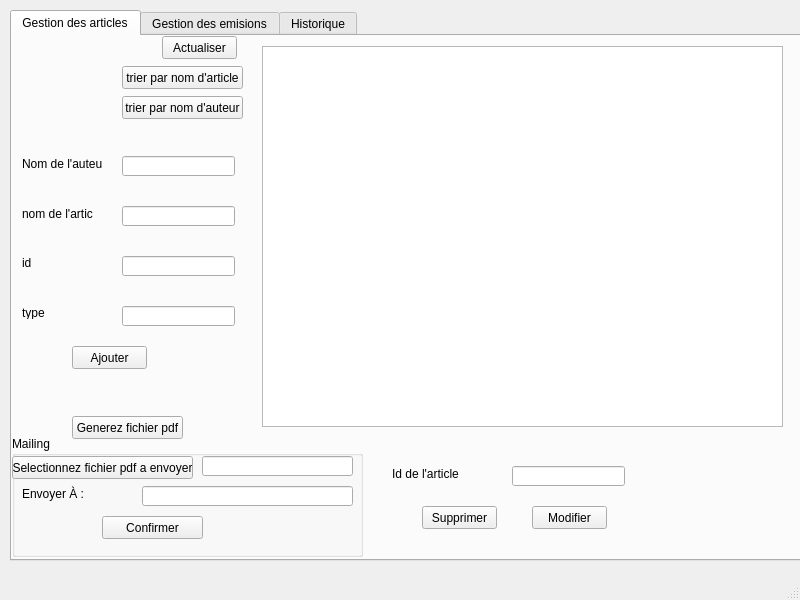
Above: mainwindow.ui from zeinebzarrouk/projet-cpp before the change. Below: the same form after it.
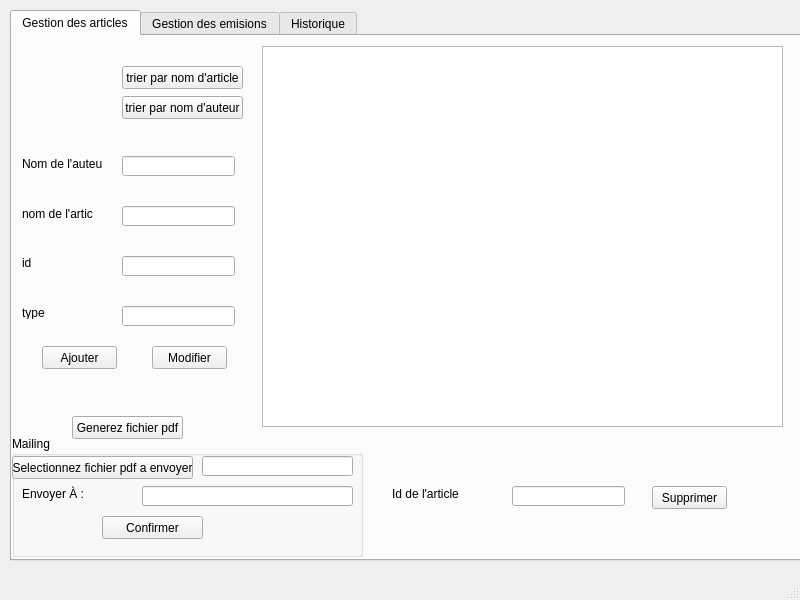
That is the form after the change.

Commit message: Suppression des fenetre du crud modification pour avoir qu'un seul.ui pour mon module

The edit to the form file:
```diff
--- a/mainwindow.ui
+++ b/mainwindow.ui
@@ -34,7 +34,7 @@
       <property name="geometry">
        <rect>
         <x>380</x>
-        <y>430</y>
+        <y>450</y>
         <width>81</width>
         <height>16</height>
        </rect>
@@ -46,8 +46,8 @@
      <widget class="QPushButton" name="pushButton">
       <property name="geometry">
        <rect>
-        <x>410</x>
-        <y>470</y>
+        <x>640</x>
+        <y>450</y>
         <width>75</width>
         <height>23</height>
        </rect>
@@ -83,7 +83,7 @@
       <property name="geometry">
        <rect>
         <x>500</x>
-        <y>430</y>
+        <y>450</y>
         <width>113</width>
         <height>20</height>
        </rect>
@@ -102,7 +102,7 @@
      <widget class="QPushButton" name="pushButton_2">
       <property name="geometry">
        <rect>
-        <x>60</x>
+        <x>30</x>
         <y>310</y>
         <width>75</width>
         <height>23</height>
@@ -115,8 +115,8 @@
      <widget class="QPushButton" name="pushButton_3">
       <property name="geometry">
        <rect>
-        <x>520</x>
-        <y>470</y>
+        <x>140</x>
+        <y>310</y>
         <width>75</width>
         <height>23</height>
        </rect>
@@ -197,19 +197,6 @@
        <string>type</string>
       </property>
      </widget>
-     <widget class="QPushButton" name="pushButton_9">
-      <property name="geometry">
-       <rect>
-        <x>150</x>
-        <y>0</y>
-        <width>75</width>
-        <height>23</height>
-       </rect>
-      </property>
-      <property name="text">
-       <string>Actualiser</string>
-      </property>
-     </widget>
      <widget class="QPushButton" name="pushButton_10">
       <property name="geometry">
        <rect>
```
Left out of the diff: 21 changed lines with no effect on the pictures. The commit also changes 7 other files.
